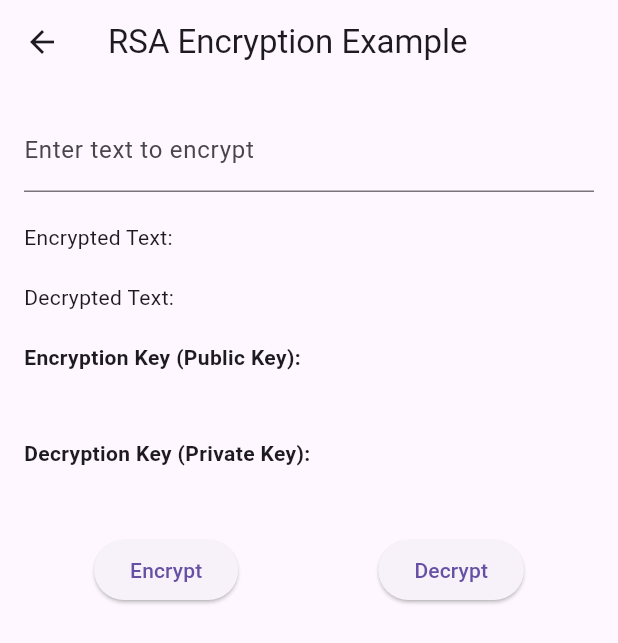
After one commit to Shubham-2004/artist_page_allevents, a Flutter app: the Encrypt screen opened directly, after a tap on "Encrypt", on a phone screen of 412 x 824 dp. The commit adds this screen. Shown: the top 643 px of the screen. Run offline on Flutter 3.47's test engine with Material 3 defaults, Android fonts, the phone set to English and light mode, and no system bars; our stand-ins replace cached_network_image, fluttertoast, photo_view, share_plus, sms_autofill; missing offline and left inert: encrypt, otp_autofill, pointycastle, screen_capture_event.

Commit message:
adding encryption and decryption of the string

```diff
--- /dev/null
+++ b/lib/Other_features/encrypt_string.dart
@@ -0,0 +1,147 @@
+import 'dart:typed_data';
+import 'package:flutter/material.dart';
+import 'package:encrypt/encrypt.dart' as encrypt;
+import 'package:pointycastle/api.dart';
+import 'package:pointycastle/key_generators/rsa_key_generator.dart';
+import 'package:pointycastle/pointycastle.dart';
+import 'package:pointycastle/random/fortuna_random.dart';
+
+class Encrypt extends StatefulWidget {
+  const Encrypt({super.key});
+
+  @override
+  State<Encrypt> createState() => _EncryptState();
+}
+
+class _EncryptState extends State<Encrypt> {
+  TextEditingController textEditingController = TextEditingController();
+  String encryptedText = '';
+  String decryptedText = '';
+  encrypt.Encrypter? encrypter;
+  RSAPublicKey? publicKey;
+  RSAPrivateKey? privateKey;
+  bool isLoading = true;
+  String encryptionKeyString = '';
+  String decryptionKeyString = '';
+
+  @override
+  void initState() {
+    super.initState();
+    _generateKeys();
+  }
+
+  Future<void> _generateKeys() async {
+    try {
+      final secureRandom = FortunaRandom();
+
+      secureRandom.seed(KeyParameter(
+          Uint8List.fromList(List.generate(32, (index) => index + 1))));
+      final keyGen = RSAKeyGenerator();
+      final keyGenParams =
+          RSAKeyGeneratorParameters(BigInt.from(65537), 2048, 12);
+      keyGen.init(ParametersWithRandom(keyGenParams, secureRandom));
+
+      AsymmetricKeyPair<PublicKey, PrivateKey> keyPair =
+          keyGen.generateKeyPair();
+      publicKey = keyPair.publicKey as RSAPublicKey;
+      privateKey = keyPair.privateKey as RSAPrivateKey;
+
+      encrypter = encrypt.Encrypter(
+          encrypt.RSA(publicKey: publicKey!, privateKey: privateKey!));
+      encryptionKeyString =
+          'Modulus: ${publicKey!.modulus}\nExponent: ${publicKey!.exponent}';
+      decryptionKeyString =
+          'Modulus: ${privateKey!.modulus}\nExponent: ${privateKey!.privateExponent}';
+
+      print('Encryption Key (Public Key): $encryptionKeyString');
+      print('Decryption Key (Private Key): $decryptionKeyString');
+    } catch (e) {
+      print('Error generating keys: $e');
+    } finally {
+      setState(() {
+        isLoading = false;
+      });
+    }
+  }
+
+  void _encryptText() {
+    if (encrypter != null) {
+      try {
+        final encrypted = encrypter!.encrypt(textEditingController.text);
+        setState(() {
+          encryptedText = encrypted.base64;
+          decryptedText = '';
+          textEditingController.clear();
+        });
+      } catch (e) {
+        print('Encryption failed: $e');
+      }
+    }
+  }
+
+  void _decryptText() {
+    if (encrypter != null && encryptedText.isNotEmpty) {
+      try {
+        final decrypted = encrypter!.decrypt64(encryptedText);
+        setState(() {
+          decryptedText = decrypted;
+        });
+      } catch (e) {
+        print('Decryption failed: $e');
+      }
+    }
+  }
+
+  @override
+  Widget build(BuildContext context) {
+    return SafeArea(
+      child: Scaffold(
+        appBar: AppBar(
+          title: const Text('RSA Encryption Example'),
+        ),
+        body: SingleChildScrollView(
+          padding: const EdgeInsets.all(16.0),
+          child: Column(
+            crossAxisAlignment: CrossAxisAlignment.start,
+            children: [
+              TextFormField(
+                controller: textEditingController,
+                decoration: const InputDecoration(
+                  labelText: 'Enter text to encrypt',
+                ),
+              ),
+              const SizedBox(height: 20),
+              Text('Encrypted Text: $encryptedText'),
+              const SizedBox(height: 20),
+              Text('Decrypted Text: $decryptedText'),
+              const SizedBox(height: 20),
+              Text('Encryption Key (Public Key):',
+                  style: TextStyle(fontWeight: FontWeight.bold)),
+              SelectableText(encryptionKeyString),
+              const SizedBox(height: 20),
+              Text('Decryption Key (Private Key):',
+                  style: TextStyle(fontWeight: FontWeight.bold)),
+              SelectableText(decryptionKeyString),
+              const SizedBox(height: 20),
+              if (isLoading) const Center(child: CircularProgressIndicator()),
+              if (!isLoading)
+                Row(
+                  mainAxisAlignment: MainAxisAlignment.spaceAround,
+                  children: [
+                    ElevatedButton(
+                      onPressed: _encryptText,
+                      child: const Text('Encrypt'),
+                    ),
+                    ElevatedButton(
+                      onPressed: _decryptText,
+                      child: const Text('Decrypt'),
+                    ),
+                  ],
+                ),
+            ],
+          ),
+        ),
+      ),
+    );
+  }
+}
--- a/lib/Other_features/otp_input_widget.dart
+++ b/lib/Other_features/otp_input_widget.dart
@@ -2,7 +2,7 @@ import 'dart:async';
 import 'package:flutter/foundation.dart';
 import 'package:flutter/material.dart';
 import 'package:otp_autofill/otp_autofill.dart';
-import 'sample_strategy.dart'; // Separate file for SampleStrategy
+import 'sample_strategy.dart';
 
 class OTPInputWidget extends StatefulWidget {
   const OTPInputWidget({Key? key}) : super(key: key);
```
